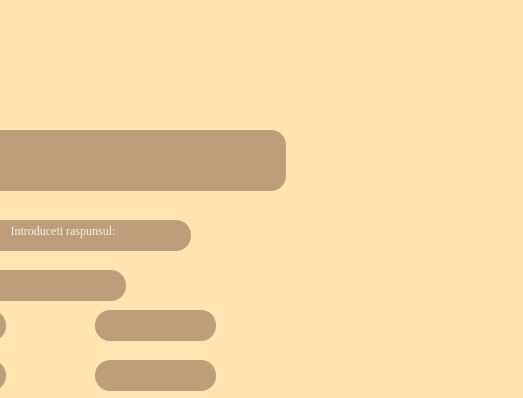
Qt form GUI/Start-intermediar/intrebarinumerice.ui (DianaMatei11/ProjectModernCPP---Triviador) before a commit; both pictures show x 315 to 838 and y 0 to 398 of the 838 by 600 pixel window.
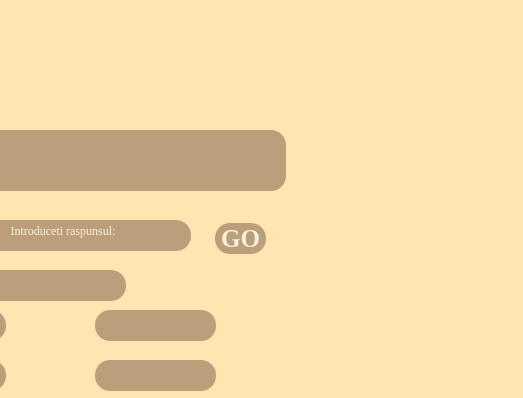
The same form after that commit.

```diff
--- a/GUI/Start-intermediar/intrebarinumerice.ui
+++ b/GUI/Start-intermediar/intrebarinumerice.ui
@@ -212,6 +212,23 @@
      <string/>
     </property>
    </widget>
+   <widget class="QPushButton" name="sendAnswer">
+    <property name="geometry">
+     <rect>
+      <x>530</x>
+      <y>223</y>
+      <width>51</width>
+      <height>31</height>
+     </rect>
+    </property>
+    <property name="styleSheet">
+     <string notr="true">background-color: rgb(189, 158, 122);
+color: rgb(245, 242, 220); font-size: 25px; font: Bold; font-family:Georgia; border-radius:15px</string>
+    </property>
+    <property name="text">
+     <string>GO</string>
+    </property>
+   </widget>
   </widget>
   <widget class="QMenuBar" name="menubar">
    <property name="geometry">
```
Left out of the diff: 6 changed lines with no effect on the pictures.
